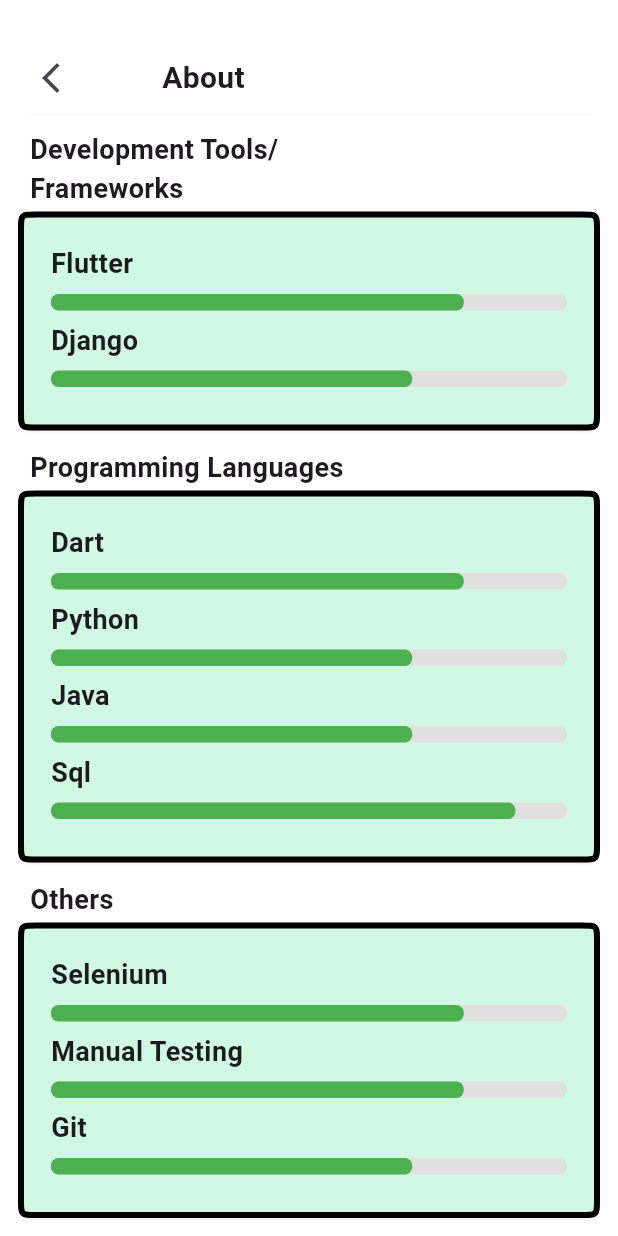
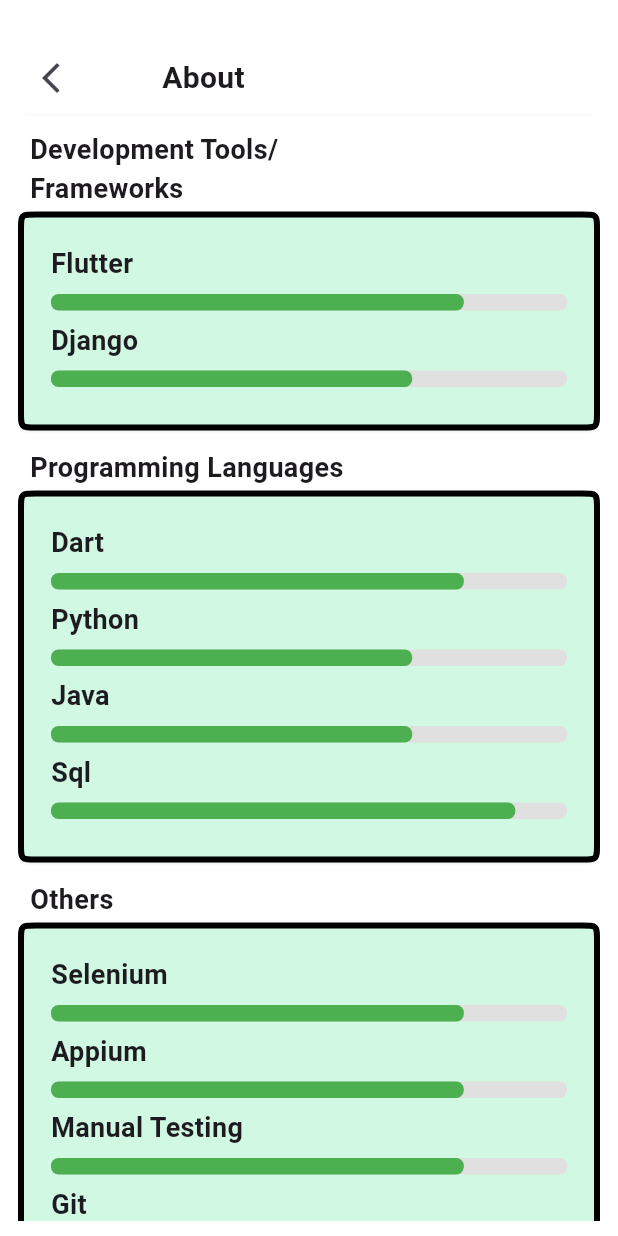
Before and after one commit to Thushar2103/Personal_Portfolio, a Flutter app: the Aboutpage widget shown alone on an empty page, opened directly, scrolled down 311 dp, on a phone screen of 412 x 824 dp. Run offline on Flutter 3.47's test engine with Material 3 defaults, Android fonts, the phone set to English and light mode, and no system bars; drawn by our look-alikes of percent_indicator; our stand-ins replace animated_text_kit, font_awesome_flutter.

Commit message:
appium added in skills

```diff
--- a/lib/components/aboutpage.dart
+++ b/lib/components/aboutpage.dart
@@ -293,6 +293,19 @@ class Aboutpage extends StatelessWidget {
                               padding: EdgeInsets.symmetric(vertical: 7.0),
                             ),
                             Text(
+                              "Appium",
+                              style: TextStyle(
+                                  fontSize: 18, fontWeight: FontWeight.bold),
+                            ),
+                            LinearPercentIndicator(
+                              lineHeight: 25,
+                              percent: 0.8,
+                              backgroundColor: Colors.grey[300]!,
+                              progressColor: Colors.green,
+                              barRadius: Radius.circular(5),
+                              padding: EdgeInsets.symmetric(vertical: 7.0),
+                            ),
+                            Text(
                               "Manual Testing",
                               style: TextStyle(
                                   fontSize: 18, fontWeight: FontWeight.bold),
```
